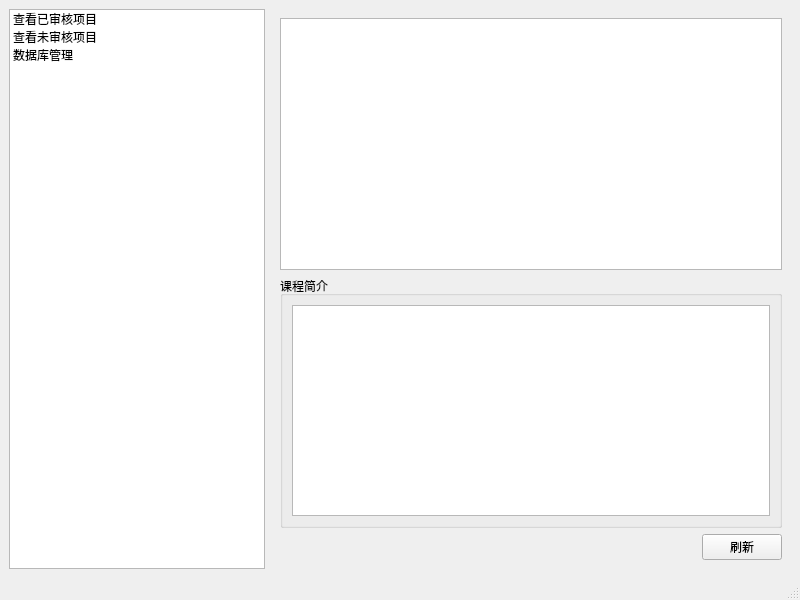
StevenChenSE/CourseManagement, file adminwindow.ui: the form before one commit.
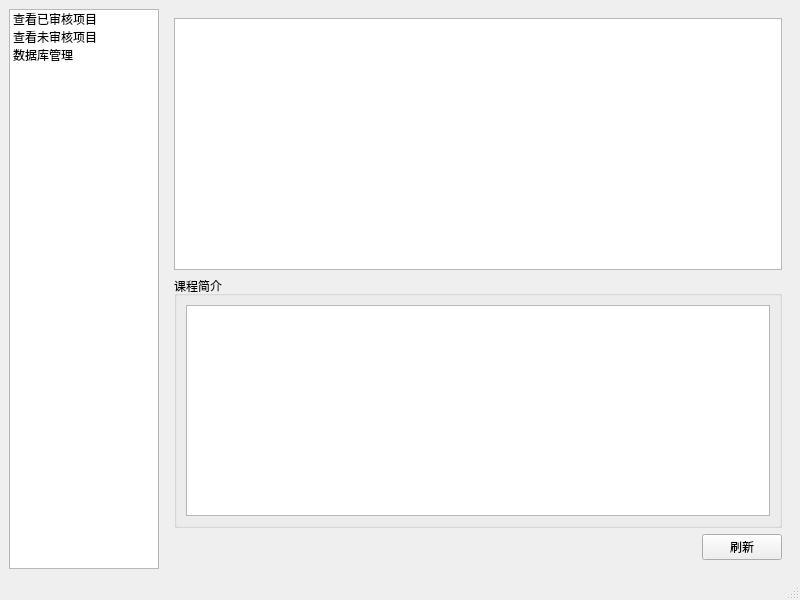
The form after the commit. The open tabs and pages were chosen to show the change.

The edit to the form file:
```diff
--- a/adminwindow.ui
+++ b/adminwindow.ui
@@ -25,7 +25,7 @@
       </property>
       <property name="maximumSize">
        <size>
-        <width>300</width>
+        <width>150</width>
         <height>16777215</height>
        </size>
       </property>
```
Left out of the diff: 2 changed lines with no effect on the pictures.
